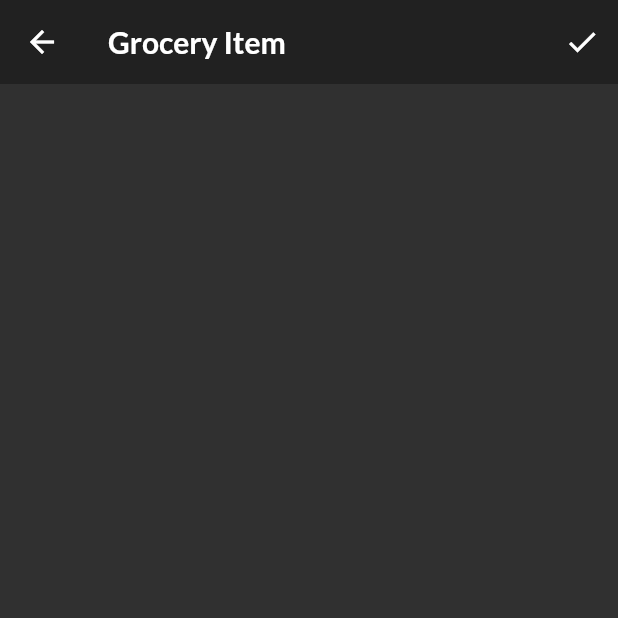
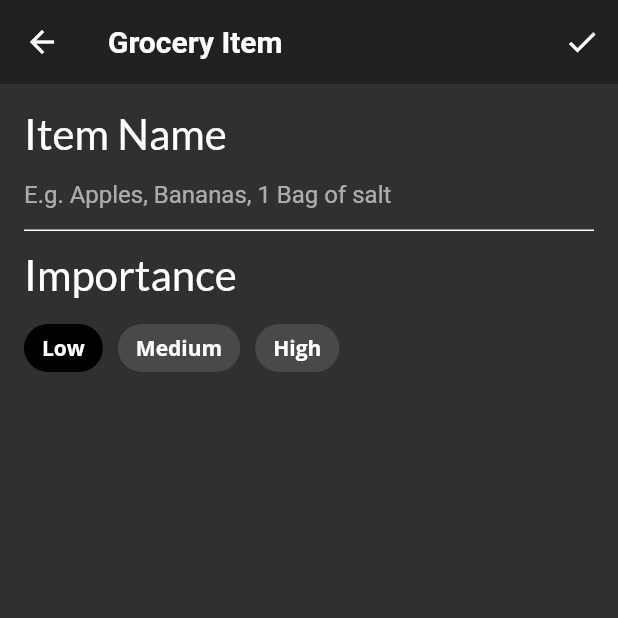
Before and after one commit to massimilianoporzio/fooderlich, a Flutter app: the screen it shows after launch, item 3 of the bottom bar chosen, after a tap on the "add" icon, on a phone screen of 412 x 824 dp, the top half of it. Run offline on Flutter 3.47's test engine with Material 2 defaults, Android fonts, the phone set to English and light mode, and no system bars; our stand-ins replace flutter_colorpicker, google_fonts; Roboto replaces fonts that are missing (Adamina).

Commit message:
aggiunti i primi due campi in input

```diff
--- a/lib/screens/grocery_item_screen.dart
+++ b/lib/screens/grocery_item_screen.dart
@@ -50,15 +50,15 @@ class _GroceryItemScreenState extends State<GroceryItemScreen> {
         elevation: 0.0,
         title: Text(
           'Grocery Item',
-          style: GoogleFonts.lato(fontWeight: FontWeight.w600),
+          style: GoogleFonts.adamina(fontWeight: FontWeight.w600),
         ),
       ),
       body: Container(
         padding: const EdgeInsets.all(16.0),
         child: ListView(
           children: [
-            // TODO 13: Add name TextField
-            // TODO 14: Add Importance selection
+            buildNameField(),
+            buildImportanceField(),
             // TODO 15: Add date picker
             // TODO 16: Add time picker
             // TODO 17: Add color picker
@@ -70,10 +70,8 @@ class _GroceryItemScreenState extends State<GroceryItemScreen> {
     );
   }
 
-  // TODO: Add initState()
   @override
   void initState() {
-    // TODO: implement initState
     //STATOini INIZIALE: SE originalItem non è null mostro i suo valori
     final originalItem = widget.oringinalItem;
     if (originalItem != null) {
@@ -94,16 +92,100 @@ class _GroceryItemScreenState extends State<GroceryItemScreen> {
     super.initState();
   }
 
-  // TODO: Add dispose()
   @override
   void dispose() {
-    // TODO: implement dispose
     _nameController.dispose();
     super.dispose();
   }
 
-  // TODO: Add buildNameField()
+  Widget buildNameField() {
+    return Column(
+      crossAxisAlignment: CrossAxisAlignment.start,
+      children: [
+        Text(
+          'Item Name',
+          style: GoogleFonts.lato(fontSize: 28.0),
+        ),
+        TextField(
+          controller: _nameController,
+          cursorColor: _currentColor,
+          decoration: InputDecoration(
+            border: UnderlineInputBorder(
+              borderSide: BorderSide(color: _currentColor),
+            ),
+            focusedBorder: UnderlineInputBorder(
+              borderSide: BorderSide(color: _currentColor),
+            ),
+            enabledBorder: const UnderlineInputBorder(
+              borderSide: BorderSide(color: Colors.white),
+            ),
+            hintText: 'E.g. Apples, Bananas, 1 Bag of salt',
+          ),
+        ),
+      ],
+    );
+  }
+
   // TODO: Add buildImportanceField()
+  Widget buildImportanceField() {
+    return Column(
+      crossAxisAlignment: CrossAxisAlignment.start,
+      children: [
+        Padding(
+          padding: const EdgeInsets.only(bottom: 8.0, top: 12.0),
+          child: Text(
+            'Importance',
+            style: GoogleFonts.lato(fontSize: 28.0),
+          ),
+        ),
+        Wrap(
+          spacing: 10.0,
+          runSpacing: 10.0,
+          children: [
+            ChoiceChip(
+              selectedColor: Colors.black,
+              label: const Text(
+                'Low',
+                style: TextStyle(color: Colors.white),
+              ),
+              selected: _importance == Importance.low,
+              onSelected: (selected) {
+                setState(() {
+                  _importance = selected ? Importance.low : Importance.low;
+                });
+              },
+            ),
+            ChoiceChip(
+              selectedColor: Colors.black,
+              label: const Text(
+                'Medium',
+                style: TextStyle(color: Colors.white),
+              ),
+              onSelected: (selected) {
+                setState(() {
+                  _importance = selected ? Importance.medium : Importance.low;
+                });
+              },
+              selected: _importance == Importance.medium,
+            ),
+            ChoiceChip(
+              selectedColor: Colors.black,
+              label: const Text(
+                'High',
+                style: TextStyle(color: Colors.white),
+              ),
+              onSelected: (selected) {
+                setState(() {
+                  _importance = selected ? Importance.high : Importance.low;
+                });
+              },
+              selected: _importance == Importance.high,
+            ),
+          ],
+        ),
+      ],
+    );
+  }
   // TODO: ADD buildDateField()
   // TODO: Add buildTimeField()
   // TODO: Add buildColorPicker()
```
